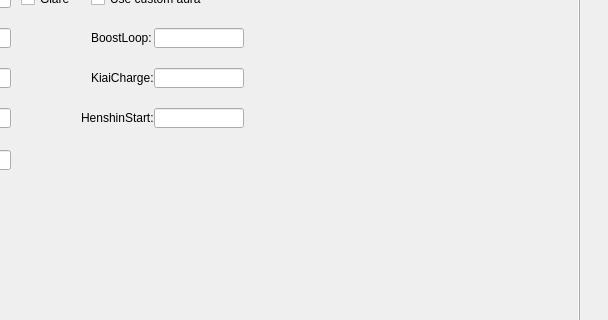
eterniti/xv2characreat, file mainwindow.ui: the form before one commit; both pictures show x 191 to 799 and y 224 to 544 of the 799 by 710 pixel window.
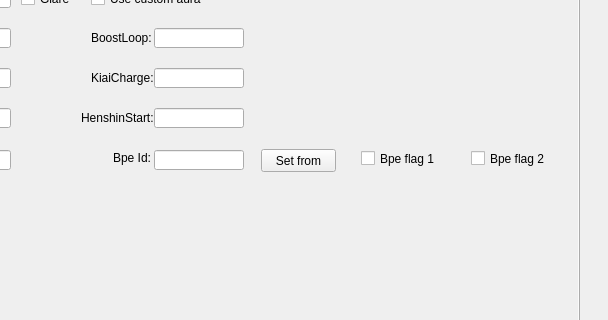
The form after the commit. The open tabs and pages were chosen to show the change.

```diff
--- a/mainwindow.ui
+++ b/mainwindow.ui
@@ -3319,6 +3319,74 @@
        <string>HenshinStart:</string>
       </property>
      </widget>
+     <widget class="QLabel" name="label_171">
+      <property name="geometry">
+       <rect>
+        <x>272</x>
+        <y>280</y>
+        <width>41</width>
+        <height>16</height>
+       </rect>
+      </property>
+      <property name="text">
+       <string>Bpe Id:</string>
+      </property>
+     </widget>
+     <widget class="QLineEdit" name="auraBpeEdit">
+      <property name="geometry">
+       <rect>
+        <x>313</x>
+        <y>280</y>
+        <width>90</width>
+        <height>20</height>
+       </rect>
+      </property>
+     </widget>
+     <widget class="QCheckBox" name="auraBpeFlag1Check">
+      <property name="geometry">
+       <rect>
+        <x>520</x>
+        <y>280</y>
+        <width>90</width>
+        <height>17</height>
+       </rect>
+      </property>
+      <property name="text">
+       <string>Bpe flag 1</string>
+      </property>
+     </widget>
+     <widget class="QCheckBox" name="auraBpeFlag2Check">
+      <property name="geometry">
+       <rect>
+        <x>630</x>
+        <y>280</y>
+        <width>90</width>
+        <height>17</height>
+       </rect>
+      </property>
+      <property name="text">
+       <string>Bpe flag 2</string>
+      </property>
+     </widget>
+     <widget class="QToolButton" name="aurBpeButton">
+      <property name="geometry">
+       <rect>
+        <x>420</x>
+        <y>279</y>
+        <width>75</width>
+        <height>23</height>
+       </rect>
+      </property>
+      <property name="text">
+       <string>Set from</string>
+      </property>
+      <property name="popupMode">
+       <enum>QToolButton::InstantPopup</enum>
+      </property>
+      <property name="toolButtonStyle">
+       <enum>Qt::ToolButtonTextOnly</enum>
+      </property>
+     </widget>
     </widget>
     <widget class="QWidget" name="sevTab">
      <property name="autoFillBackground">
```
Left out of the diff: 61 changed lines with no effect on the pictures.
